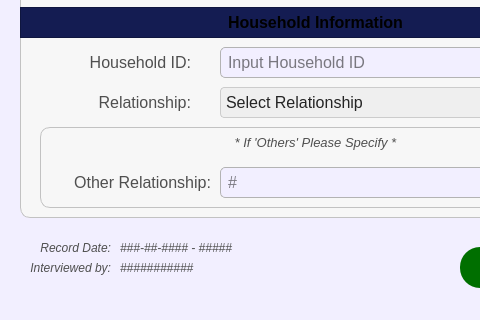
Qt form UI/PopUp/Screen_CitizenPanel/ScreenCitizenProfile/register_citizen_part_02.ui (Yohhannn/Barangay-Records-Statistics-System) before a commit; both pictures show x 0 to 480 and y 263 to 583 of the 1171 by 583 pixel window.
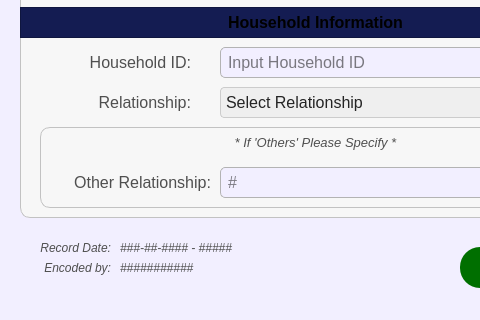
The same form after that commit. Icons and pictures are not drawn.

What changed in the file:
```diff
--- a/UI/PopUp/Screen_CitizenPanel/ScreenCitizenProfile/register_citizen_part_02.ui
+++ b/UI/PopUp/Screen_CitizenPanel/ScreenCitizenProfile/register_citizen_part_02.ui
@@ -3851,7 +3851,7 @@
 </string>
    </property>
    <property name="text">
-    <string>Interviewed by:</string>
+    <string>Encoded by:</string>
    </property>
    <property name="alignment">
     <set>Qt::AlignmentFlag::AlignRight|Qt::AlignmentFlag::AlignTrailing|Qt::AlignmentFlag::AlignVCenter</set>
```
